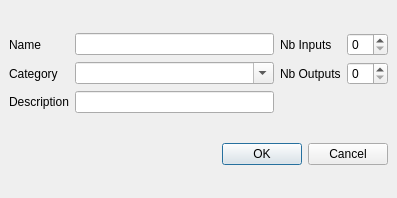
This is src/visualea/resources/newgraph.ui in openalea/visualea as Qt 5 draws it before an edit. The edited form follows.
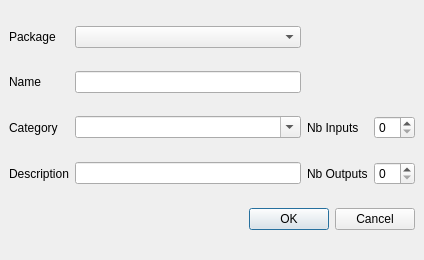
This is the edited form.

Commit message: Create a new package dialog Add package selection in new graph and new node dialog Seperate dialog code in dialogs module Reorganize the main window menu

```diff
--- a/src/visualea/resources/newgraph.ui
+++ b/src/visualea/resources/newgraph.ui
@@ -5,103 +5,103 @@
    <rect>
     <x>0</x>
     <y>0</y>
-    <width>397</width>
-    <height>198</height>
+    <width>424</width>
+    <height>260</height>
    </rect>
   </property>
   <property name="windowTitle" >
    <string/>
   </property>
-  <layout class="QVBoxLayout" >
-   <property name="margin" >
-    <number>9</number>
-   </property>
-   <property name="spacing" >
-    <number>6</number>
-   </property>
-   <item>
     <layout class="QGridLayout" >
      <property name="margin" >
-      <number>0</number>
+    <number>9</number>
      </property>
      <property name="spacing" >
       <number>6</number>
      </property>
-     <item row="2" column="0" >
-      <widget class="QLabel" name="label_4" >
-       <property name="text" >
-        <string>Description</string>
-       </property>
-      </widget>
+   <item row="0" column="1" >
+    <widget class="QComboBox" name="packageBox" />
      </item>
      <item row="0" column="0" >
+    <widget class="QLabel" name="label" >
+     <property name="text" >
+      <string>Package</string>
+     </property>
+    </widget>
+   </item>
+   <item row="1" column="0" >
       <widget class="QLabel" name="label_2" >
        <property name="text" >
         <string>Name</string>
        </property>
       </widget>
      </item>
-     <item row="1" column="2" >
-      <widget class="QLabel" name="label_6" >
-       <property name="text" >
-        <string>Nb Outputs</string>
-       </property>
-      </widget>
-     </item>
-     <item row="0" column="3" >
-      <widget class="QSpinBox" name="inBox" >
-       <property name="sizePolicy" >
-        <sizepolicy>
-         <hsizetype>0</hsizetype>
-         <vsizetype>0</vsizetype>
-         <horstretch>0</horstretch>
-         <verstretch>0</verstretch>
-        </sizepolicy>
-       </property>
-      </widget>
-     </item>
-     <item row="1" column="0" >
-      <widget class="QLabel" name="label_3" >
-       <property name="text" >
-        <string>Category</string>
-       </property>
-      </widget>
-     </item>
-     <item row="2" column="1" >
-      <widget class="QLineEdit" name="descriptionEdit" />
-     </item>
-     <item row="1" column="3" >
-      <widget class="QSpinBox" name="outBox" >
-       <property name="sizePolicy" >
-        <sizepolicy>
-         <hsizetype>0</hsizetype>
-         <vsizetype>0</vsizetype>
-         <horstretch>0</horstretch>
-         <verstretch>0</verstretch>
-        </sizepolicy>
-       </property>
-      </widget>
-     </item>
-     <item row="0" column="1" >
-      <widget class="QLineEdit" name="nameEdit" />
-     </item>
-     <item row="0" column="2" >
+   <item row="2" column="2" >
       <widget class="QLabel" name="label_5" >
        <property name="text" >
         <string>Nb Inputs</string>
        </property>
       </widget>
      </item>
+   <item row="2" column="3" >
+    <widget class="QSpinBox" name="inBox" >
+     <property name="sizePolicy" >
+      <sizepolicy>
+       <hsizetype>0</hsizetype>
+       <vsizetype>0</vsizetype>
+       <horstretch>0</horstretch>
+       <verstretch>0</verstretch>
+      </sizepolicy>
+     </property>
+    </widget>
+   </item>
+   <item row="3" column="3" >
+    <widget class="QSpinBox" name="outBox" >
+     <property name="sizePolicy" >
+      <sizepolicy>
+       <hsizetype>0</hsizetype>
+       <vsizetype>0</vsizetype>
+       <horstretch>0</horstretch>
+       <verstretch>0</verstretch>
+      </sizepolicy>
+     </property>
+    </widget>
+   </item>
+   <item row="3" column="2" >
+    <widget class="QLabel" name="label_6" >
+     <property name="text" >
+      <string>Nb Outputs</string>
+     </property>
+    </widget>
+   </item>
      <item row="1" column="1" >
+    <widget class="QLineEdit" name="nameEdit" />
+   </item>
+   <item row="2" column="1" >
       <widget class="QComboBox" name="categoryEdit" >
        <property name="editable" >
         <bool>true</bool>
        </property>
       </widget>
      </item>
-    </layout>
+   <item row="3" column="1" >
+    <widget class="QLineEdit" name="descriptionEdit" />
    </item>
-   <item>
+   <item row="2" column="0" >
+    <widget class="QLabel" name="label_3" >
+     <property name="text" >
+      <string>Category</string>
+     </property>
+    </widget>
+   </item>
+   <item row="3" column="0" >
+    <widget class="QLabel" name="label_4" >
+     <property name="text" >
+      <string>Description</string>
+     </property>
+    </widget>
+   </item>
+   <item row="4" column="0" colspan="4" >
     <widget class="QDialogButtonBox" name="buttonBox" >
      <property name="orientation" >
       <enum>Qt::Horizontal</enum>
```
Lines whose indentation alone changed are shown as unchanged. The commit also changes 9 other files.
